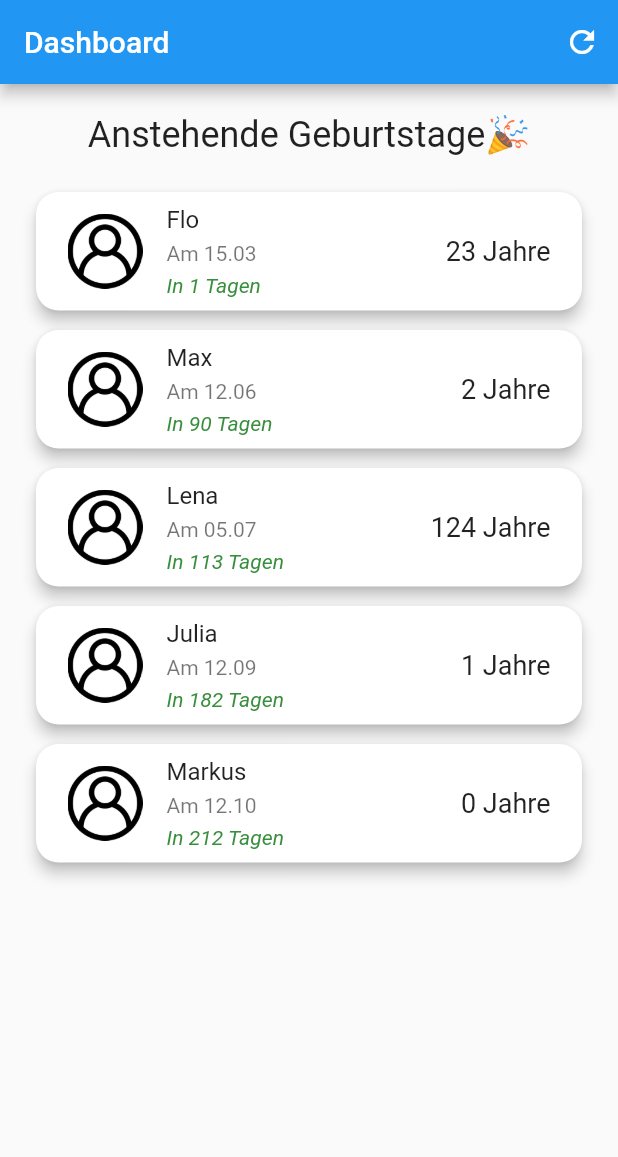
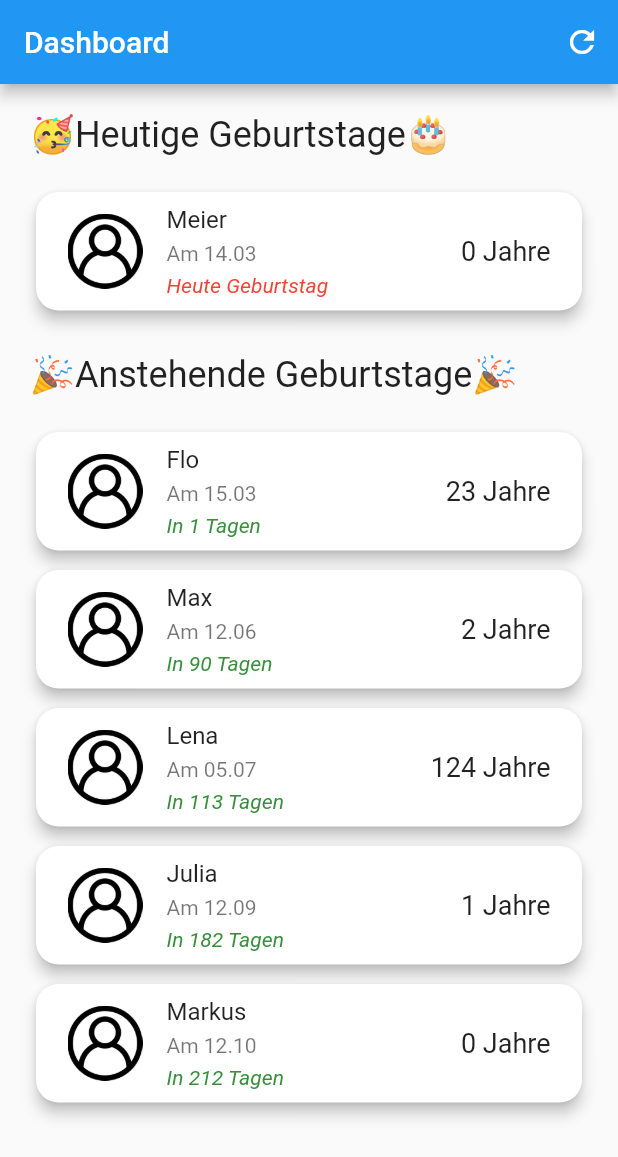
Before and after one commit to coodoo-io/geburtstags-app, a Flutter app: the DashboardScreen screen opened directly, on a phone screen of 412 x 824 dp. Shown: the top 1157 px of the screen. Run offline on Flutter 3.47's test engine with Material 2 defaults, Android fonts, the phone set to English and light mode, and no system bars.

Commit message:
08 Heutige Geburtstage

```diff
--- a/lib/repositories/birthday.repo.dart
+++ b/lib/repositories/birthday.repo.dart
@@ -16,6 +16,7 @@ class BirthdayRepo {
     repo.add(Birthday(date: DateTime(2022, 10, 12), name: "Markus"));
     repo.add(Birthday(date: DateTime(2000, 11, 12), name: "Rüdiger"));
     repo.add(Birthday(date: DateTime(1989, 12, 12), name: "Marcel"));
+    repo.add(Birthday(date: DateTime.now(), name: "Meier"));
   }
 
   final List<Birthday> repo = [];
@@ -34,6 +35,16 @@ class BirthdayRepo {
     return nextFiveBirthdays.sublist(0, 5);
   }
 
+  List<Birthday> getTodaysBirthdays() {
+    List<Birthday> list = [];
+
+    for (var i = 0; i < repo.length; i++) {
+      if (repo[i].date.day == DateTime.now().day && repo[i].date.month == DateTime.now().month) list.add(repo[i]);
+    }
+
+    return list;
+  }
+
   Birthday insert(Birthday birthday) {
     repo.add(birthday);
     return birthday;
--- a/lib/screens/dashboard/dashboard.screen.dart
+++ b/lib/screens/dashboard/dashboard.screen.dart
@@ -16,6 +16,7 @@ class _DashboardScreenState extends State<DashboardScreen> {
   Widget build(BuildContext context) {
     final repo = BirthdayRepo();
     final nextbirthdays = repo.getNextFiveBirthdays();
+    final todaysBirthdays = repo.getTodaysBirthdays();
 
     return Scaffold(
       appBar: AppBar(
@@ -29,17 +30,76 @@ class _DashboardScreenState extends State<DashboardScreen> {
       ),
       body: Padding(
         padding: const EdgeInsets.all(20.0),
-        child: Column(
+        child: ListView(
           children: [
-            const Text(
-              "Anstehende Geburtstage🎉",
+            if (todaysBirthdays.isNotEmpty) ...[
+              const Padding(
+                padding: EdgeInsets.only(bottom: 20.0),
+                child: Text(
+                  "🥳Heutige Geburtstage🎂",
                   style: TextStyle(fontSize: 24),
                   overflow: TextOverflow.ellipsis,
                 ),
-            const SizedBox(height: 20),
-            Expanded(
-              child: ListView.builder(
+              ),
+              ListView.builder(
+                itemCount: todaysBirthdays.length,
+                shrinkWrap: true,
+                physics: const NeverScrollableScrollPhysics(),
+                itemBuilder: (context, index) {
+                  final dateTimeUtil = DateTimeUtil();
+                  final birthday = todaysBirthdays[index];
+                  final getAge = dateTimeUtil.getAge(birthday.date);
+
+                  return Padding(
+                    padding: const EdgeInsets.only(bottom: 5.0),
+                    child: Card(
+                      child: Padding(
+                        padding: const EdgeInsets.all(5.0),
+                        child: ListTile(
+                          onTap: () => Navigator.push(
+                            context,
+                            MaterialPageRoute(builder: (context) => BirthdayDetailScreen(birthday: birthday)),
+                          ).then((value) => setState(() {})),
+                          leading: CircleAvatar(
+                            child: Image.asset("assets/images/default.png"),
+                            radius: 25,
+                            backgroundColor: Colors.white,
+                          ),
+                          title: Text(birthday.name),
+                          subtitle: Column(
+                            crossAxisAlignment: CrossAxisAlignment.start,
+                            children: [
+                              const SizedBox(height: 5),
+                              Text("Am ${DateFormat('dd.MM').format(birthday.date)}"),
+                              const SizedBox(height: 5),
+                              const Text(
+                                "Heute Geburtstag",
+                                style: TextStyle(fontStyle: FontStyle.italic, color: Colors.red),
+                              ),
+                            ],
+                          ),
+                          trailing: Text("$getAge Jahre", style: const TextStyle(fontSize: 18)),
+                        ),
+                      ),
+                      elevation: 4,
+                      shape: RoundedRectangleBorder(borderRadius: BorderRadius.circular(15)),
+                    ),
+                  );
+                },
+              ),
+            ],
+            const Padding(
+              padding: EdgeInsets.symmetric(vertical: 20.0),
+              child: Text(
+                "🎉Anstehende Geburtstage🎉",
+                style: TextStyle(fontSize: 24),
+                overflow: TextOverflow.ellipsis,
+              ),
+            ),
+            ListView.builder(
               itemCount: nextbirthdays.length,
+              shrinkWrap: true,
+              physics: const NeverScrollableScrollPhysics(),
               itemBuilder: (context, index) {
                 final dateTimeUtil = DateTimeUtil();
                 final birthday = nextbirthdays[index];
@@ -83,7 +143,6 @@ class _DashboardScreenState extends State<DashboardScreen> {
                 );
               },
             ),
-            ),
           ],
         ),
       ),
--- a/lib/util/datetime.util.dart
+++ b/lib/util/datetime.util.dart
@@ -6,7 +6,6 @@ class DateTimeUtil {
       nextBirthday = DateTime(now.year + 1, birthday.month, birthday.day);
     }
 
-    // Plus 1, da der Geburtstagstag selbst noch ein Tag ist.
     return nextBirthday.difference(now).inDays + 1;
   }
 
```
Lines whose indentation alone changed are shown as unchanged.
